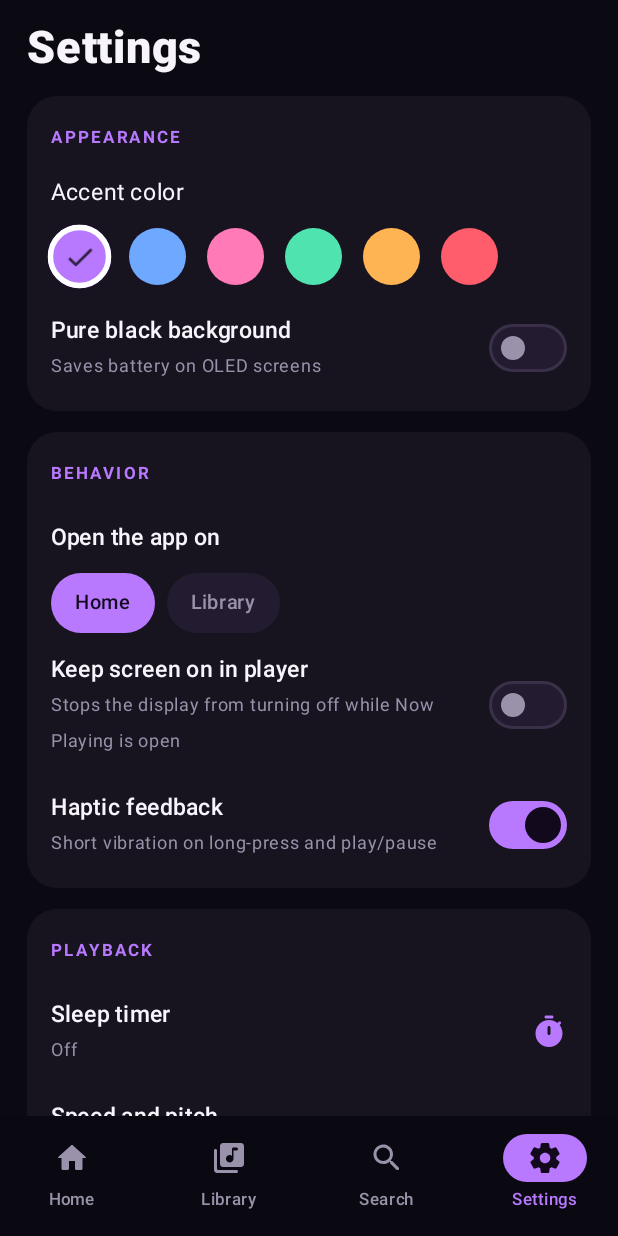
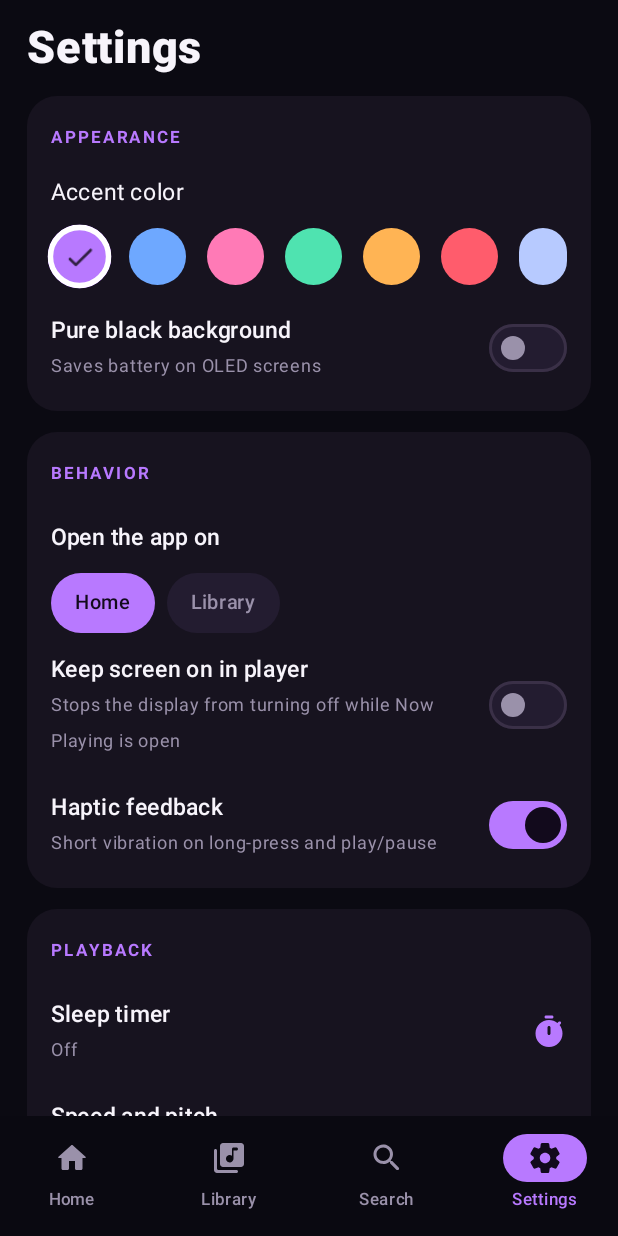
Before and after one commit to abolfazlansari1/musicnoir, an Android app built with Jetpack Compose: the screen it shows after launch (MainActivity), item 4 of the bottom bar chosen, on a phone screen of 412 x 824 dp. Run offline under Robolectric (Android 15) with nearby library versions, the phone set to English and light mode, and no system bars; 25 statements that could not run were skipped.

Commit message:
Open-with audio files, Material You accent, better UI check script
Co-Authored-By: Claude Sonnet 5.5 <noreply@anthropic.com>
Claude-Session: https://claude.ai/code/session_017dfsaUaGWkx5LfzrmbxSVm

```diff
--- a/app/src/main/java/com/noirmusic/app/MainActivity.kt
+++ b/app/src/main/java/com/noirmusic/app/MainActivity.kt
@@ -73,6 +73,17 @@ class MainActivity : ComponentActivity() {
         setContent {
             NoirTheme(vm.accent, vm.amoled) { NoirRoot(vm) }
         }
+        handleIntent(intent)
+    }
+
+    override fun onNewIntent(intent: android.content.Intent) {
+        super.onNewIntent(intent)
+        setIntent(intent)
+        handleIntent(intent)
+    }
+
+    private fun handleIntent(i: android.content.Intent?) {
+        if (i?.action == android.content.Intent.ACTION_VIEW) i.data?.let { vm.playExternal(it) }
     }
 
     override fun onStart() { super.onStart(); vm.setForeground(true) }
--- a/app/src/main/java/com/noirmusic/app/Screens2.kt
+++ b/app/src/main/java/com/noirmusic/app/Screens2.kt
@@ -220,7 +220,10 @@ fun SettingsScreen(state: LazyListState) {
             SettingsCard("Appearance") {
                 Text("Accent color", color = N.text, fontSize = 15.sp, modifier = Modifier.padding(horizontal = 16.dp, vertical = 4.dp))
                 Row(Modifier.padding(horizontal = 16.dp, vertical = 8.dp), horizontalArrangement = Arrangement.spacedBy(14.dp)) {
-                    AccentChoices.forEachIndexed { i, (name, color) ->
+                    val swatches = AccentChoices.toMutableList().also {
+                        if (android.os.Build.VERSION.SDK_INT >= 31) it.add("Material You" to androidx.compose.material3.dynamicDarkColorScheme(ctx).primary)
+                    }
+                    swatches.forEachIndexed { i, (name, color) ->
                         val sel = vm.accent == i
                         val scale by animateFloatAsState(if (sel) 1.12f else 1f, spring(Spring.DampingRatioMediumBouncy), label = "sw")
                         Box(
--- a/app/src/main/java/com/noirmusic/app/Theme.kt
+++ b/app/src/main/java/com/noirmusic/app/Theme.kt
@@ -1,6 +1,9 @@
 package com.noirmusic.app
 
+import android.os.Build
 import androidx.compose.material3.MaterialTheme
+import androidx.compose.material3.dynamicDarkColorScheme
+import androidx.compose.ui.platform.LocalContext
 import androidx.compose.material3.Typography
 import androidx.compose.material3.darkColorScheme
 import androidx.compose.runtime.Composable
@@ -30,8 +33,8 @@ class NoirColors(
     val bg: Color, val panel: Color, val panel2: Color, val muted: Color, val text: Color
 )
 
-fun buildColors(accentIndex: Int, amoled: Boolean): NoirColors {
-    val a = AccentChoices[accentIndex.coerceIn(0, AccentChoices.lastIndex)].second
+fun buildColors(accentIndex: Int, amoled: Boolean, dynamic: Color? = null): NoirColors {
+    val a = dynamic ?: AccentChoices[accentIndex.coerceIn(0, AccentChoices.lastIndex)].second
     return NoirColors(
         accent = a,
         accentSoft = lerp(a, Color.White, .35f),
@@ -51,7 +54,9 @@ val N: NoirColors
 
 @Composable
 fun NoirTheme(accentIndex: Int, amoled: Boolean, content: @Composable () -> Unit) {
-    val c = remember(accentIndex, amoled) { buildColors(accentIndex, amoled) }
+    val ctx = LocalContext.current
+    val dyn = if (Build.VERSION.SDK_INT >= 31 && accentIndex == AccentChoices.size) dynamicDarkColorScheme(ctx).primary else null
+    val c = remember(accentIndex, amoled, dyn) { buildColors(accentIndex, amoled, dyn) }
     val base = Typography()
     val typography = base.copy(
         titleLarge = base.titleLarge.copy(fontWeight = FontWeight.ExtraBold, letterSpacing = (-.2).sp),
```
Also changed, not shown: app/src/main/AndroidManifest.xml (+9 -0 lines), app/src/main/java/com/noirmusic/app/PlayerViewModel.kt (+35 -0 lines), 2 other files.
